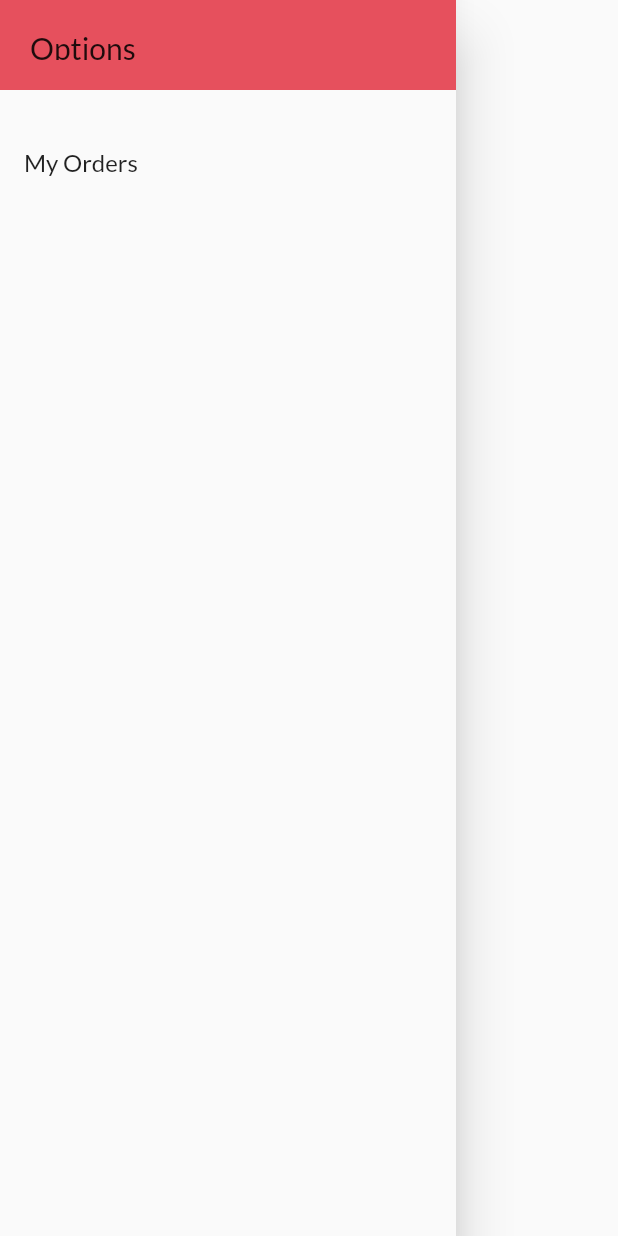
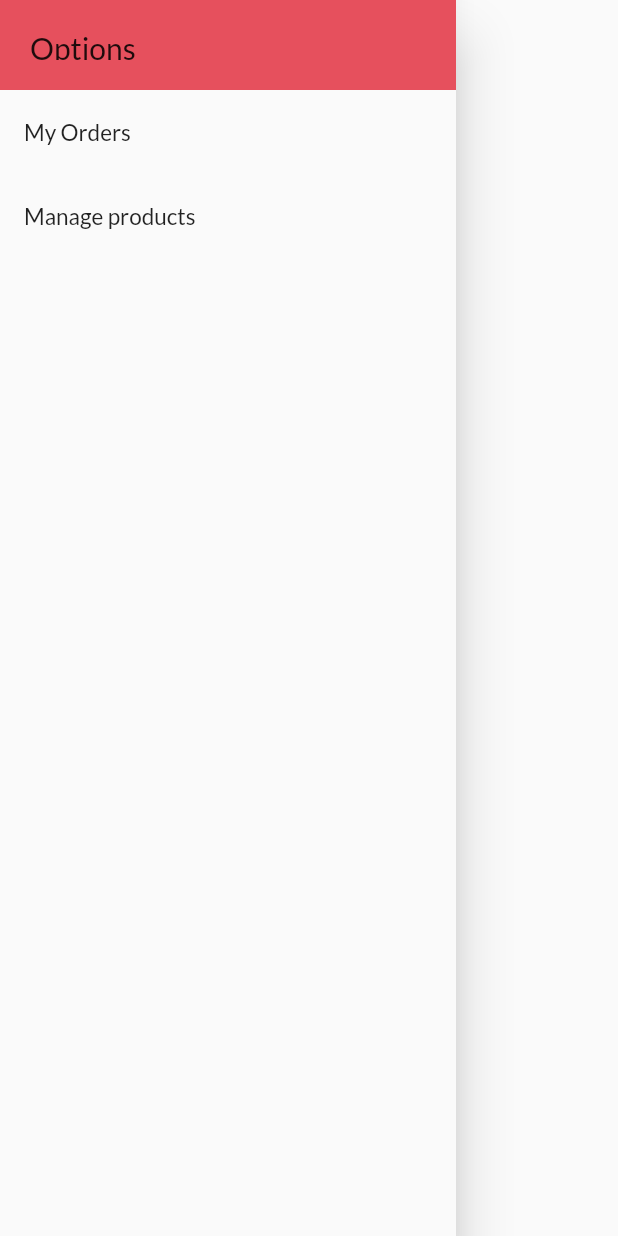
Before and after one commit to archrave/VCart-E-commerce-App, a Flutter app: the MainDrawer widget shown alone on an empty page, opened directly, on a phone screen of 412 x 824 dp. Run offline on Flutter 3.47's test engine with Material 2 defaults, Android fonts, the phone set to English and light mode, and no system bars; network calls fail.

```diff
--- a/lib/main.dart
+++ b/lib/main.dart
@@ -7,6 +7,7 @@ import './screens/orders_screen.dart';
 import './screens/cart_screen.dart';
 import './screens/products_screen.dart';
 import './screens/product_detail_screen.dart';
+import './screens/user_products_screen.dart';
 
 void main() {
   runApp(ShopApp());
@@ -50,6 +51,7 @@ class ShopApp extends StatelessWidget {
           ProductDetailScreen.routeName: (ctx) => ProductDetailScreen(),
           CartScreen.routeName: (ctx) => CartScreen(),
           OrdersScreen.routeName: (ctx) => OrdersScreen(),
+          UserProductsScreen.routeName: (ctx) => UserProductsScreen(),
         },
       ),
     );
--- a/lib/widgets/main_drawer.dart
+++ b/lib/widgets/main_drawer.dart
@@ -1,11 +1,13 @@
 import 'package:flutter/material.dart';
 import '../screens/orders_screen.dart';
+import '../screens/user_products_screen.dart';
 
 class MainDrawer extends StatelessWidget {
   @override
   Widget build(BuildContext context) {
     return Drawer(
-      child: Column(children: [
+      child: Column(
+        children: [
           Container(
               height: 60,
               width: double.infinity,
@@ -16,19 +18,23 @@ class MainDrawer extends StatelessWidget {
                 'Options',
                 style: TextStyle(fontSize: 20),
               )),
-        SizedBox(
-          height: 20,
+          ListTile(
+            title: Text(
+              'My Orders',
+              style: TextStyle(fontSize: 15),
             ),
-        Container(
-          height: 300,
-          child: ListTile(
-            title: Text('My Orders'),
             onTap: () {
               Navigator.of(context).pushNamed(OrdersScreen.routeName);
             },
           ),
-        )
-      ]),
+          ListTile(
+            title: Text('Manage products', style: TextStyle(fontSize: 15)),
+            onTap: () {
+              Navigator.of(context).pushNamed(UserProductsScreen.routeName);
+            },
+          ),
+        ],
+      ),
     );
   }
 }
```
Also changed, not shown: lib/screens/user_products_screen.dart (added, +36 -0 lines), lib/widgets/user_product_item.dart (added, +38 -0 lines). Lines whose indentation alone changed are shown as unchanged.
